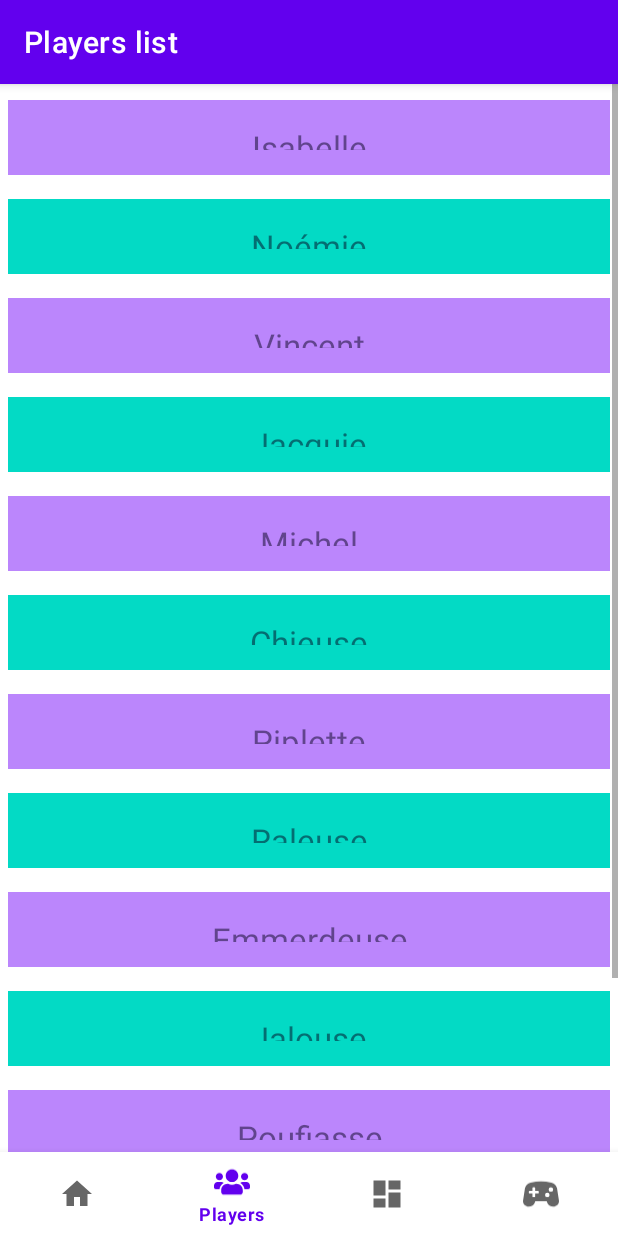
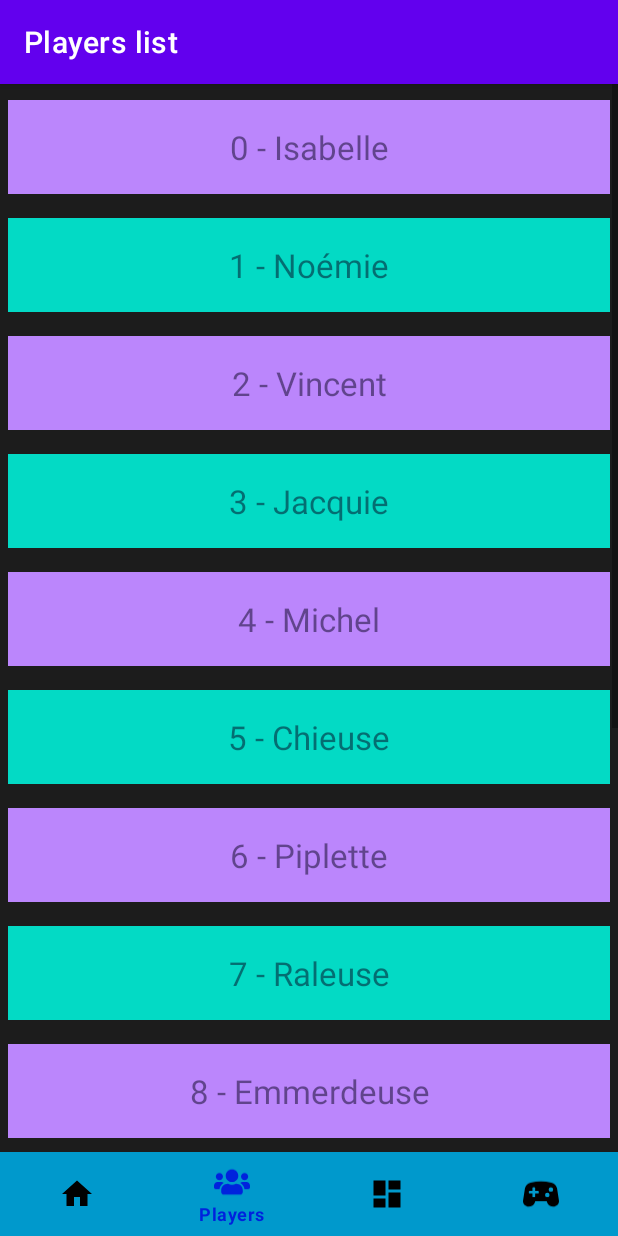
Before and after one commit to Forthtilliath/7-Wonders-Scoring, an Android app: the PlayersFragment screen opened through its navigation route, on a phone screen of 412 x 824 dp. Run offline under Robolectric (Android 15) with nearby library versions, the phone set to English and light mode, and no system bars; our stand-ins replace navigation-ui.

Commit message:
Fix liste players et modification couleurs

```diff
--- a/app/src/main/java/com/example/a7wondersscoring/ui/players/PlayersFragment.java
+++ b/app/src/main/java/com/example/a7wondersscoring/ui/players/PlayersFragment.java
@@ -22,18 +22,40 @@ import java.util.List;
 
 import static com.example.a7wondersscoring.R.color.black;
 
+/**
+ * [ ] Ajouter un bouton pour ajouter un nouveau joueur
+ * [ ] Avoir un fichier de configuration pour enregistrer la liste des joueurs
+ * [ ] Charger automatiquement la liste des joueurs
+ */
+
 public class PlayersFragment extends Fragment {
 
     private PlayersViewModel playersViewModel;
-    private List<String> lPlayers = Arrays.asList("Isabelle", "Noémie", "Vincent", "Jacquie",
-            "Michel", "Chieuse", "Piplette", "Raleuse", "Emmerdeuse", "Jalouse", "Poufiasse",
-            "Idiote", "Faignasse", "Glandeuse", "Pétasse");
+    private List<String> lPlayers = loadPlayers();
 
     // TODO: Faire ca automatiquement
-    private List<Integer> textIdPlayers = Arrays.asList(R.id.text_player_0, R.id.text_player_1, R.id.text_player_2, R.id.text_player_3, R.id.text_player_4, R.id.text_player_5, R.id.text_player_6, R.id.text_player_7, R.id.text_player_8, R.id.text_player_9, R.id.text_player_10, R.id.text_player_11, R.id.text_player_12, R.id.text_player_13, R.id.text_player_14, R.id.text_player_15, R.id.text_player_16, R.id.text_player_17, R.id.text_player_18, R.id.text_player_19, R.id.text_player_20, R.id.text_player_21, R.id.text_player_22, R.id.text_player_23, R.id.text_player_24, R.id.text_player_25);
+    private List<Integer> textIdPlayers = Arrays.asList(R.id.text_player_0, R.id.text_player_1,
+            R.id.text_player_2, R.id.text_player_3, R.id.text_player_4, R.id.text_player_5,
+            R.id.text_player_6, R.id.text_player_7, R.id.text_player_8, R.id.text_player_9,
+            R.id.text_player_10, R.id.text_player_11, R.id.text_player_12, R.id.text_player_13,
+            R.id.text_player_14, R.id.text_player_15, R.id.text_player_16, R.id.text_player_17,
+            R.id.text_player_18, R.id.text_player_19, R.id.text_player_20, R.id.text_player_21,
+            R.id.text_player_22, R.id.text_player_23, R.id.text_player_24, R.id.text_player_25);
 
-    private int dpToPx(int dp) { return (int) (dp * Resources.getSystem().getDisplayMetrics().density); }
-    private int pxToDp(int px) { return (int) (px / Resources.getSystem().getDisplayMetrics().density); }
+    private List<String> loadPlayers() {
+        //return Arrays.asList("Isabelle", "Noémie", "Vincent");
+        return Arrays.asList("Isabelle", "Noémie", "Vincent", "Jacquie",
+                "Michel", "Chieuse", "Piplette", "Raleuse", "Emmerdeuse", "Jalouse", "Poufiasse",
+                "Idiote", "Faignasse", "Glandeuse", "Pétasse");
+    }
+
+    private int dpToPx(int dp) {
+        return (int) (dp * Resources.getSystem().getDisplayMetrics().density);
+    }
+
+    private int pxToDp(int px) {
+        return (int) (px / Resources.getSystem().getDisplayMetrics().density);
+    }
 
     @SuppressLint("ResourceAsColor")
     @RequiresApi(api = Build.VERSION_CODES.Q)
@@ -43,18 +65,14 @@ public class PlayersFragment extends Fragment {
         playersViewModel = new ViewModelProvider(this).get(PlayersViewModel.class);
         View root = inflater.inflate(R.layout.fragment_players, container, false);
 
-        // On ajoute un élément vide à la fin le temps de savoir pourquoi le dernier
-        // élément ne veut pas s'afficher
-        lPlayers.add("");
-
         // Pour chaque joueur
-        for( int i = 0 ; i < lPlayers.size() ; i++) {
+        for(int i = 0; i < lPlayers.size() ; i++) {
             // On récupère le champ
             TextView textViewPlayer = root.findViewById(textIdPlayers.get(i));
 
             // On le met en visible et on ajoute le nom du joueur dedans
             textViewPlayer.setVisibility(View.VISIBLE);
-            textViewPlayer.setText(lPlayers.get(i));
+            textViewPlayer.setText(i + " - " + lPlayers.get(i));
 
             // Fond alterné
             if(i%2 == 0)
--- a/app/src/main/java/com/example/a7wondersscoring/ui/players/PlayersViewModel.java
+++ b/app/src/main/java/com/example/a7wondersscoring/ui/players/PlayersViewModel.java
@@ -1,28 +1,16 @@
 package com.example.a7wondersscoring.ui.players;
-
-import android.os.Build;
 
 import androidx.lifecycle.LiveData;
 import androidx.lifecycle.MutableLiveData;
 import androidx.lifecycle.ViewModel;
 
-import java.util.Arrays;
-import java.util.List;
-
 public class PlayersViewModel extends ViewModel {
 
-    private MutableLiveData<String> mText;
+    private final MutableLiveData<String> mText;
 
     public PlayersViewModel() {
-        System.out.println("a");
         mText = new MutableLiveData<>();
         mText.setValue("This is players fragment");
-    }
-
-    public PlayersViewModel(String text) {
-        System.out.println("b");
-        mText = new MutableLiveData<>();
-        mText.setValue(text);
     }
 
     public LiveData<String> getText() {
--- /dev/null
+++ b/app/src/main/res/color/bnv_tab_item_foreground.xml
@@ -0,0 +1,5 @@
+<?xml version="1.0" encoding="utf-8"?>
+<selector xmlns:android="http://schemas.android.com/apk/res/android">
+    <item android:color="#0022DD" android:state_checked="true" />
+    <item android:color="#000000" />
+</selector>
--- a/app/src/main/res/layout/activity_main.xml
+++ b/app/src/main/res/layout/activity_main.xml
@@ -10,9 +10,9 @@
         android:id="@+id/nav_view"
         android:layout_width="0dp"
         android:layout_height="wrap_content"
-        android:layout_marginStart="0dp"
-        android:layout_marginEnd="0dp"
-        android:background="?android:attr/windowBackground"
+        android:background="@android:color/holo_blue_dark"
+        app:itemIconTint="@color/bnv_tab_item_foreground"
+        app:itemTextColor="@color/bnv_tab_item_foreground"
         app:layout_constraintBottom_toBottomOf="parent"
         app:layout_constraintLeft_toLeftOf="parent"
         app:layout_constraintRight_toRightOf="parent"
@@ -22,7 +22,7 @@
         android:id="@+id/nav_host_fragment"
         android:name="androidx.navigation.fragment.NavHostFragment"
         android:layout_width="match_parent"
-        android:layout_height="match_parent"
+        android:layout_height="0dp"
         app:defaultNavHost="true"
         app:layout_constraintBottom_toTopOf="@id/nav_view"
         app:layout_constraintLeft_toLeftOf="parent"
--- a/app/src/main/res/layout/fragment_dashboard.xml
+++ b/app/src/main/res/layout/fragment_dashboard.xml
@@ -1,10 +1,10 @@
 <?xml version="1.0" encoding="utf-8"?>
-<androidx.constraintlayout.widget.ConstraintLayout
-    xmlns:android="http://schemas.android.com/apk/res/android"
+<androidx.constraintlayout.widget.ConstraintLayout xmlns:android="http://schemas.android.com/apk/res/android"
     xmlns:app="http://schemas.android.com/apk/res-auto"
     xmlns:tools="http://schemas.android.com/tools"
     android:layout_width="match_parent"
     android:layout_height="match_parent"
+    android:background="#1C1C1C"
     tools:context=".ui.dashboard.DashboardFragment">
 
     <TextView
@@ -17,6 +17,7 @@
         android:text="@string/text_scores"
         android:textAlignment="center"
         android:textAppearance="@style/TextAppearance.AppCompat.Large"
+        android:textColor="#FFFFFF"
         android:textSize="20sp"
         android:textStyle="bold"
         app:layout_constraintEnd_toEndOf="parent"
--- a/app/src/main/res/layout/fragment_home.xml
+++ b/app/src/main/res/layout/fragment_home.xml
@@ -1,10 +1,10 @@
 <?xml version="1.0" encoding="utf-8"?>
-<androidx.constraintlayout.widget.ConstraintLayout
-    xmlns:android="http://schemas.android.com/apk/res/android"
+<androidx.constraintlayout.widget.ConstraintLayout xmlns:android="http://schemas.android.com/apk/res/android"
     xmlns:app="http://schemas.android.com/apk/res-auto"
     xmlns:tools="http://schemas.android.com/tools"
     android:layout_width="match_parent"
     android:layout_height="match_parent"
+    android:background="#1C1C1C"
     tools:context=".ui.home.HomeFragment">
 
     <TextView
@@ -17,6 +17,7 @@
         android:text="@string/text_home"
         android:textAlignment="center"
         android:textAppearance="@style/TextAppearance.AppCompat.Large"
+        android:textColor="#ffffff"
         android:textSize="20sp"
         android:textStyle="bold"
         app:layout_constraintEnd_toEndOf="parent"
--- a/app/src/main/res/layout/fragment_newgame.xml
+++ b/app/src/main/res/layout/fragment_newgame.xml
@@ -1,10 +1,10 @@
 <?xml version="1.0" encoding="utf-8"?>
-<androidx.constraintlayout.widget.ConstraintLayout
-    xmlns:android="http://schemas.android.com/apk/res/android"
+<androidx.constraintlayout.widget.ConstraintLayout xmlns:android="http://schemas.android.com/apk/res/android"
     xmlns:app="http://schemas.android.com/apk/res-auto"
     xmlns:tools="http://schemas.android.com/tools"
     android:layout_width="match_parent"
     android:layout_height="match_parent"
+    android:background="#1C1C1C"
     tools:context=".ui.newgame.NewgameFragment">
 
     <TextView
@@ -17,6 +17,7 @@
         android:text="@string/text_newgame"
         android:textAlignment="center"
         android:textAppearance="@style/TextAppearance.AppCompat.Large"
+        android:textColor="#ffffff"
         android:textSize="20sp"
         android:textStyle="bold"
         app:layout_constraintEnd_toEndOf="parent"
--- a/app/src/main/res/layout/fragment_players.xml
+++ b/app/src/main/res/layout/fragment_players.xml
@@ -9,6 +9,7 @@
     <ScrollView
         android:layout_width="match_parent"
         android:layout_height="match_parent"
+        android:background="#1C1C1C"
         tools:layout_editor_absoluteX="232dp"
         tools:layout_editor_absoluteY="29dp">
 
@@ -20,9 +21,9 @@
             <TextView
                 android:id="@+id/text_player_0"
                 android:layout_width="match_parent"
-                android:layout_height="50dp"
+                android:layout_height="wrap_content"
+                android:text=""
                 android:visibility="gone"
-                android:text=""
                 app:layout_constraintEnd_toEndOf="parent"
                 app:layout_constraintStart_toStartOf="parent"
                 app:layout_constraintTop_toTopOf="parent" />
@@ -30,9 +31,9 @@
             <TextView
                 android:id="@+id/text_player_1"
                 android:layout_width="match_parent"
-                android:layout_height="50dp"
+                android:layout_height="wrap_content"
+                android:text=""
                 android:visibility="gone"
-                android:text=""
                 app:layout_constraintEnd_toEndOf="parent"
                 app:layout_constraintStart_toStartOf="parent"
                 app:layout_constraintTop_toBottomOf="@+id/text_player_0" />
@@ -40,9 +41,9 @@
             <TextView
                 android:id="@+id/text_player_2"
                 android:layout_width="match_parent"
-                android:layout_height="50dp"
+                android:layout_height="wrap_content"
+                android:text=""
                 android:visibility="gone"
-                android:text=""
                 app:layout_constraintEnd_toEndOf="parent"
                 app:layout_constraintStart_toStartOf="parent"
                 app:layout_constraintTop_toBottomOf="@+id/text_player_1" />
@@ -50,9 +51,9 @@
             <TextView
                 android:id="@+id/text_player_3"
                 android:layout_width="match_parent"
-                android:layout_height="50dp"
+                android:layout_height="wrap_content"
+                android:text=""
                 android:visibility="gone"
-                android:text=""
                 app:layout_constraintEnd_toEndOf="parent"
                 app:layout_constraintStart_toStartOf="parent"
                 app:layout_constraintTop_toBottomOf="@+id/text_player_2" />
@@ -60,9 +61,9 @@
             <TextView
                 android:id="@+id/text_player_4"
                 android:layout_width="match_parent"
-                android:layout_height="50dp"
+                android:layout_height="wrap_content"
+                android:text=""
                 android:visibility="gone"
-                android:text=""
                 app:layout_constraintEnd_toEndOf="parent"
                 app:layout_constraintStart_toStartOf="parent"
                 app:layout_constraintTop_toBottomOf="@+id/text_player_3" />
@@ -70,9 +71,9 @@
             <TextView
                 android:id="@+id/text_player_5"
                 android:layout_width="match_parent"
-                android:layout_height="50dp"
+                android:layout_height="wrap_content"
+                android:text=""
                 android:visibility="gone"
-                android:text=""
                 app:layout_constraintEnd_toEndOf="parent"
                 app:layout_constraintStart_toStartOf="parent"
                 app:layout_constraintTop_toBottomOf="@+id/text_player_4" />
@@ -80,9 +81,9 @@
             <TextView
                 android:id="@+id/text_player_6"
                 android:layout_width="match_parent"
-                android:layout_height="50dp"
+                android:layout_height="wrap_content"
+                android:text=""
                 android:visibility="gone"
-                android:text=""
                 app:layout_constraintEnd_toEndOf="parent"
                 app:layout_constraintStart_toStartOf="parent"
                 app:layout_constraintTop_toBottomOf="@+id/text_player_5" />
@@ -90,9 +91,9 @@
             <TextView
                 android:id="@+id/text_player_7"
                 android:layout_width="match_parent"
-                android:layout_height="50dp"
+                android:layout_height="wrap_content"
+                android:text=""
                 android:visibility="gone"
-                android:text=""
                 app:layout_constraintEnd_toEndOf="parent"
                 app:layout_constraintStart_toStartOf="parent"
                 app:layout_constraintTop_toBottomOf="@+id/text_player_6" />
@@ -100,9 +101,9 @@
             <TextView
                 android:id="@+id/text_player_8"
                 android:layout_width="match_parent"
-                android:layout_height="50dp"
+                android:layout_height="wrap_content"
+                android:text=""
                 android:visibility="gone"
-                android:text=""
                 app:layout_constraintEnd_toEndOf="parent"
                 app:layout_constraintStart_toStartOf="parent"
                 app:layout_constraintTop_toBottomOf="@+id/text_player_7" />
@@ -110,9 +111,9 @@
             <TextView
                 android:id="@+id/text_player_9"
                 android:layout_width="match_parent"
-                android:layout_height="50dp"
+                android:layout_height="wrap_content"
+                android:text=""
                 android:visibility="gone"
-                android:text=""
                 app:layout_constraintEnd_toEndOf="parent"
                 app:layout_constraintStart_toStartOf="parent"
                 app:layout_constraintTop_toBottomOf="@+id/text_player_8" />
@@ -120,9 +121,9 @@
             <TextView
                 android:id="@+id/text_player_10"
                 android:layout_width="match_parent"
-                android:layout_height="50dp"
+                android:layout_height="wrap_content"
+                android:text=""
                 android:visibility="gone"
-                android:text=""
                 app:layout_constraintEnd_toEndOf="parent"
                 app:layout_constraintStart_toStartOf="parent"
                 app:layout_constraintTop_toBottomOf="@+id/text_player_9" />
@@ -130,9 +131,9 @@
             <TextView
                 android:id="@+id/text_player_11"
                 android:layout_width="match_parent"
-                android:layout_height="50dp"
+                android:layout_height="wrap_content"
+                android:text=""
                 android:visibility="gone"
-                android:text=""
                 app:layout_constraintEnd_toEndOf="parent"
                 app:layout_constraintStart_toStartOf="parent"
                 app:layout_constraintTop_toBottomOf="@+id/text_player_10" />
@@ -140,9 +141,9 @@
             <TextView
                 android:id="@+id/text_player_12"
                 android:layout_width="match_parent"
-                android:layout_height="50dp"
+                android:layout_height="wrap_content"
+                android:text=""
                 android:visibility="gone"
-                android:text=""
                 app:layout_constraintEnd_toEndOf="parent"
                 app:layout_constraintStart_toStartOf="parent"
                 app:layout_constraintTop_toBottomOf="@+id/text_player_11" />
@@ -150,9 +151,9 @@
             <TextView
                 android:id="@+id/text_player_13"
                 android:layout_width="match_parent"
-                android:layout_height="50dp"
+                android:layout_height="wrap_content"
+                android:text=""
                 android:visibility="gone"
-                android:text=""
                 app:layout_constraintEnd_toEndOf="parent"
                 app:layout_constraintStart_toStartOf="parent"
                 app:layout_constraintTop_toBottomOf="@+id/text_player_12" />
@@ -160,9 +161,9 @@
             <TextView
                 android:id="@+id/text_player_14"
                 android:layout_width="match_parent"
-                android:layout_height="50dp"
+                android:layout_height="wrap_content"
+                android:text=""
                 android:visibility="gone"
-                android:text=""
                 app:layout_constraintEnd_toEndOf="parent"
                 app:layout_constraintStart_toStartOf="parent"
                 app:layout_constraintTop_toBottomOf="@+id/text_player_13" />
@@ -170,9 +171,9 @@
             <TextView
                 android:id="@+id/text_player_15"
                 android:layout_width="match_parent"
-                android:layout_height="50dp"
+                android:layout_height="wrap_content"
+                android:text=""
                 android:visibility="gone"
-                android:text=""
                 app:layout_constraintEnd_toEndOf="parent"
                 app:layout_constraintStart_toStartOf="parent"
                 app:layout_constraintTop_toBottomOf="@+id/text_player_14" />
@@ -180,9 +181,9 @@
             <TextView
                 android:id="@+id/text_player_16"
                 android:layout_width="match_parent"
-                android:layout_height="50dp"
+                android:layout_height="wrap_content"
+                android:text=""
                 android:visibility="gone"
-                android:text=""
                 app:layout_constraintEnd_toEndOf="parent"
                 app:layout_constraintStart_toStartOf="parent"
                 app:layout_constraintTop_toBottomOf="@+id/text_player_15" />
@@ -190,9 +191,9 @@
             <TextView
                 android:id="@+id/text_player_17"
                 android:layout_width="match_parent"
-                android:layout_height="50dp"
+                android:layout_height="wrap_content"
+                android:text=""
                 android:visibility="gone"
-                android:text=""
                 app:layout_constraintEnd_toEndOf="parent"
                 app:layout_constraintStart_toStartOf="parent"
                 app:layout_constraintTop_toBottomOf="@+id/text_player_16" />
@@ -200,9 +201,9 @@
             <TextView
                 android:id="@+id/text_player_18"
                 android:layout_width="match_parent"
-                android:layout_height="50dp"
+                android:layout_height="wrap_content"
+                android:text=""
                 android:visibility="gone"
-                android:text=""
                 app:layout_constraintEnd_toEndOf="parent"
                 app:layout_constraintStart_toStartOf="parent"
                 app:layout_constraintTop_toBottomOf="@+id/text_player_17" />
@@ -210,9 +211,9 @@
             <TextView
                 android:id="@+id/text_player_19"
                 android:layout_width="match_parent"
-                android:layout_height="50dp"
+                android:layout_height="wrap_content"
+                android:text=""
                 android:visibility="gone"
-                android:text=""
                 app:layout_constraintEnd_toEndOf="parent"
                 app:layout_constraintStart_toStartOf="parent"
                 app:layout_constraintTop_toBottomOf="@+id/text_player_18" />
@@ -220,9 +221,9 @@
             <TextView
                 android:id="@+id/text_player_20"
                 android:layout_width="match_parent"
-                android:layout_height="50dp"
+                android:layout_height="wrap_content"
+                android:text=""
                 android:visibility="gone"
-                android:text=""
                 app:layout_constraintEnd_toEndOf="parent"
                 app:layout_constraintStart_toStartOf="parent"
                 app:layout_constraintTop_toBottomOf="@+id/text_player_19" />
@@ -230,9 +231,9 @@
             <TextView
                 android:id="@+id/text_player_21"
                 android:layout_width="match_parent"
-                android:layout_height="50dp"
+                android:layout_height="wrap_content"
+                android:text=""
                 android:visibility="gone"
-                android:text=""
                 app:layout_constraintEnd_toEndOf="parent"
                 app:layout_constraintStart_toStartOf="parent"
                 app:layout_constraintTop_toBottomOf="@+id/text_player_20" />
@@ -240,9 +241,9 @@
             <TextView
                 android:id="@+id/text_player_22"
                 android:layout_width="match_parent"
-                android:layout_height="50dp"
+                android:layout_height="wrap_content"
+                android:text=""
                 android:visibility="gone"
-                android:text=""
                 app:layout_constraintEnd_toEndOf="parent"
                 app:layout_constraintStart_toStartOf="parent"
                 app:layout_constraintTop_toBottomOf="@+id/text_player_21" />
@@ -250,9 +251,9 @@
             <TextView
                 android:id="@+id/text_player_23"
                 android:layout_width="match_parent"
-                android:layout_height="50dp"
+                android:layout_height="wrap_content"
+                android:text=""
                 android:visibility="gone"
-                android:text=""
                 app:layout_constraintEnd_toEndOf="parent"
                 app:layout_constraintStart_toStartOf="parent"
                 app:layout_constraintTop_toBottomOf="@+id/text_player_22" />
@@ -260,9 +261,9 @@
             <TextView
                 android:id="@+id/text_player_24"
                 android:layout_width="match_parent"
-                android:layout_height="50dp"
+                android:layout_height="wrap_content"
+                android:text=""
                 android:visibility="gone"
-                android:text=""
                 app:layout_constraintEnd_toEndOf="parent"
                 app:layout_constraintStart_toStartOf="parent"
                 app:layout_constraintTop_toBottomOf="@+id/text_player_23" />
@@ -270,9 +271,9 @@
             <TextView
                 android:id="@+id/text_player_25"
                 android:layout_width="match_parent"
-                android:layout_height="50dp"
+                android:layout_height="wrap_content"
+                android:text=""
                 android:visibility="gone"
-                android:text=""
                 app:layout_constraintEnd_toEndOf="parent"
                 app:layout_constraintStart_toStartOf="parent"
                 app:layout_constraintTop_toBottomOf="@+id/text_player_24" />
```
